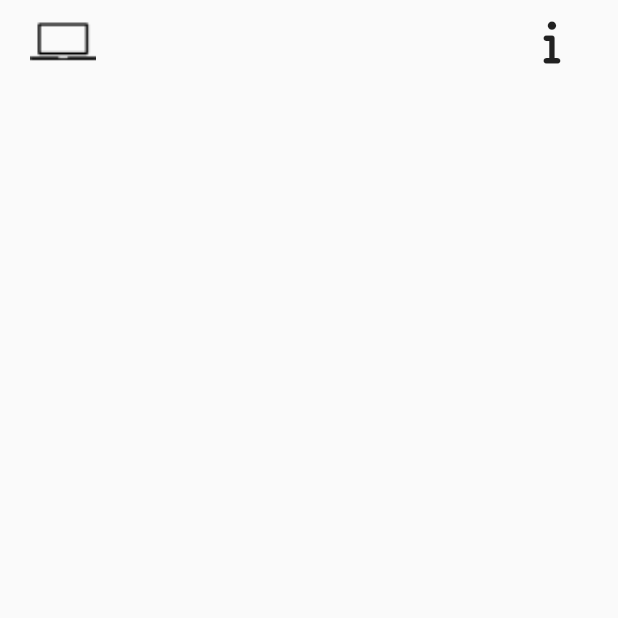
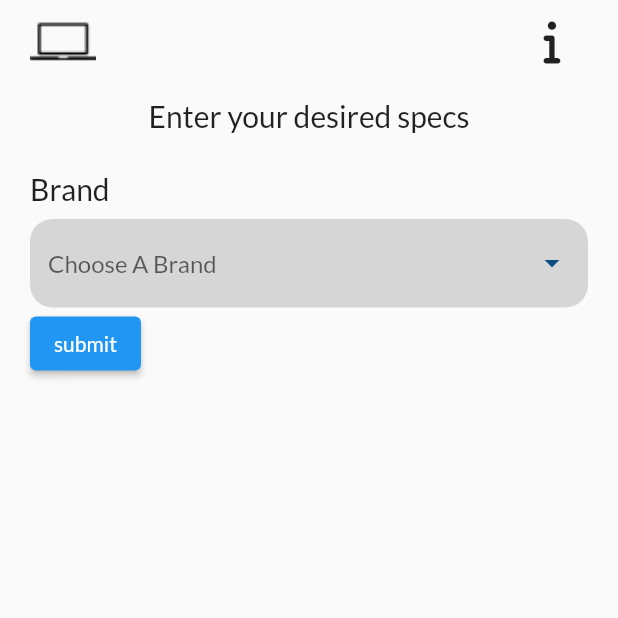
Before and after one commit to Mohamed-Ararr/Price-Mentor-App, a Flutter app: the screen it shows after launch, on a phone screen of 412 x 824 dp, the top half of it. Run offline on Flutter 3.47's test engine with Material 2 defaults, Android fonts, the phone set to English and light mode, and no system bars; drawn by our look-alikes of dropdown_search; our stand-ins replace font_awesome_flutter, go_router.

Commit message:
build dropdown v1.0

```diff
--- /dev/null
+++ b/lib/Core/Drop down search/DropdownSearch.dart
@@ -0,0 +1,87 @@
+// ignore_for_file: file_names
+
+import 'package:dropdown_search/dropdown_search.dart';
+import 'package:flutter/material.dart';
+
+import '../../constValues.dart';
+import '../font options/fonts.dart';
+
+class Dropdown extends StatelessWidget {
+  const Dropdown({
+    super.key,
+    required this.fieldTitle,
+    required this.hintText,
+    this.selectedItem,
+    required this.items,
+    this.onChanged,
+    this.onSaved,
+    this.showSearchBox = false,
+  });
+
+  final String fieldTitle;
+  final String hintText;
+  final String? selectedItem;
+  final List<String> items;
+  final Function(String?)? onChanged;
+  final Function(String?)? onSaved;
+  final bool showSearchBox;
+
+  @override
+  Widget build(BuildContext context) {
+    return Column(
+      crossAxisAlignment: CrossAxisAlignment.start,
+      children: [
+        Text(
+          fieldTitle,
+          style: Fonts.regularTitle,
+        ),
+        const SizedBox(height: 8),
+        DropdownSearch<String>(
+          clearButtonProps: const ClearButtonProps(isVisible: true),
+          onChanged: onChanged,
+          onSaved: onSaved,
+          validator: (value) {
+            if (value == null || value.isEmpty) {
+              return "Field Required!";
+            } else {
+              return null;
+            }
+          },
+          popupProps: PopupProps.menu(
+            menuProps: MenuProps(
+              borderRadius: kBorderRadius,
+            ),
+            showSearchBox: showSearchBox,
+            searchFieldProps: TextFieldProps(
+              decoration: InputDecoration(
+                border: OutlineInputBorder(
+                  borderRadius: kBorderRadius,
+                ),
+                focusedBorder: OutlineInputBorder(
+                  borderRadius: kBorderRadius,
+                  borderSide: BorderSide(color: kBlueColor),
+                ),
+              ),
+            ),
+            fit: FlexFit.loose,
+            showSelectedItems: true,
+          ),
+          items: items,
+          selectedItem: selectedItem,
+          dropdownDecoratorProps: DropDownDecoratorProps(
+            dropdownSearchDecoration: InputDecoration(
+              suffixIconColor: kBlueColor,
+              hintText: hintText,
+              filled: true,
+              fillColor: kGreyColor,
+              border: OutlineInputBorder(
+                borderRadius: kBorderRadius,
+                borderSide: BorderSide.none,
+              ),
+            ),
+          ),
+        ),
+      ],
+    );
+  }
+}
--- a/lib/Core/font options/fonts.dart
+++ b/lib/Core/font options/fonts.dart
@@ -15,4 +15,8 @@ class Fonts {
     fontSize: 17,
     color: Colors.white,
   );
+
+  static TextStyle regularTitle = const TextStyle(
+    fontSize: 20,
+  );
 }
--- a/lib/Features/HomeScreen/Presentation/Widgets/HomeViewBody.dart
+++ b/lib/Features/HomeScreen/Presentation/Widgets/HomeViewBody.dart
@@ -1,13 +1,21 @@
 // ignore_for_file: file_names
 
 import 'package:flutter/material.dart';
+import 'package:pricementor/Core/Drop%20down%20search/DropdownSearch.dart';
+import 'package:pricementor/Core/font%20options/fonts.dart';
 import 'package:pricementor/Features/HomeScreen/Presentation/Widgets/HomeViewAppBar.dart';
 import 'package:pricementor/constValues.dart';
-import 'package:font_awesome_flutter/font_awesome_flutter.dart';
 
-class HomeViewBody extends StatelessWidget {
+class HomeViewBody extends StatefulWidget {
   const HomeViewBody({super.key});
 
+  @override
+  State<HomeViewBody> createState() => _HomeViewBodyState();
+}
+
+class _HomeViewBodyState extends State<HomeViewBody> {
+  GlobalKey<FormState> key = GlobalKey();
+  String? brand;
   @override
   Widget build(BuildContext context) {
     return Scaffold(
@@ -17,8 +25,43 @@ class HomeViewBody extends StatelessWidget {
           child: SingleChildScrollView(
             physics: const BouncingScrollPhysics(),
             child: Column(
+              crossAxisAlignment: CrossAxisAlignment.start,
               children: [
-                HomeViewAppBar(),
+                const HomeViewAppBar(),
+                const SizedBox(height: 10),
+                Center(
+                  child: Text(
+                    "Enter your desired specs",
+                    style: Fonts.regularTitle,
+                  ),
+                ),
+                const SizedBox(height: 25),
+                Form(
+                  key: key,
+                  child: Column(
+                    children: [
+                      Dropdown(
+                        onSaved: (value) {
+                          brand = value;
+                        },
+                        fieldTitle: "Brand",
+                        hintText: "Choose A Brand",
+                        items: ["items"],
+                      ),
+                    ],
+                  ),
+                ),
+                ElevatedButton(
+                  onPressed: () {
+                    if (key.currentState!.validate()) {
+                      key.currentState!.save();
+                      print(brand);
+                    } else {
+                      print("faild");
+                    }
+                  },
+                  child: Text("submit"),
+                ),
               ],
             ),
           ),
--- a/lib/constValues.dart
+++ b/lib/constValues.dart
@@ -3,7 +3,9 @@
 import 'package:flutter/material.dart';
 
 Color kBlueColor = const Color(0xff0F4C81);
+Color kOrangeColor = const Color(0xffFFA500);
+Color kGreyColor = const Color(0xffD6D6D6);
+BorderRadius kBorderRadius = BorderRadius.circular(15);
 const String laptopImage = "assets/images/laptop-logo.png";
 const String laptopBlackImage = "assets/images/laptop-logo-black-logo.png";
-Color kOrangeColor = const Color(0xffFFA500);
 const EdgeInsets kPaddingLR = EdgeInsets.symmetric(horizontal: 20);
--- a/pubspec.yaml
+++ b/pubspec.yaml
@@ -37,6 +37,7 @@ dependencies:
   go_router: ^6.2.0
   flutter_svg: ^2.0.4
   font_awesome_flutter: ^10.4.0
+  dropdown_search: ^5.0.6
 
 dev_dependencies:
   flutter_test:
```
Also changed, not shown: pubspec.lock.
